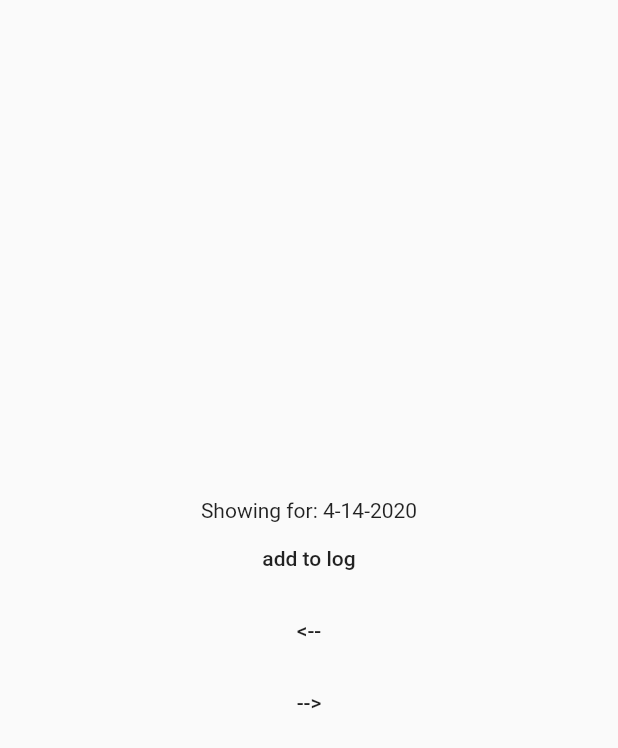
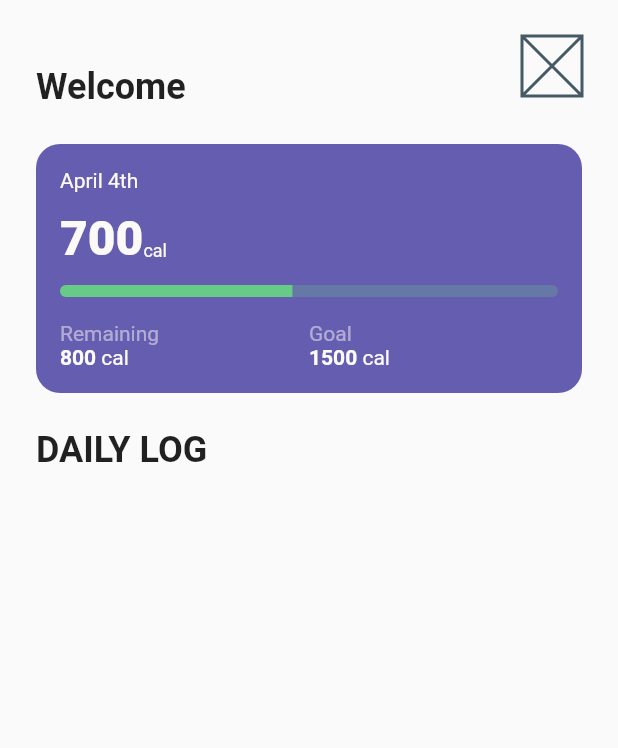
Before and after one commit to elvenstudios/Colorie-2.0, a Flutter app: the screen it shows after launch, on a phone screen of 412 x 824 dp. Shown: the top 748 px of the screen. Run offline on Flutter 3.47's test engine with Material 2 defaults, Android fonts, the phone set to English and light mode, and no system bars; our stand-ins replace hive, hive_flutter; accounts and stored records are empty; generated files the repository leaves out were written again.

Commit message:
more changes.

```diff
--- /dev/null
+++ b/lib/screens/day_details_screen.dart
@@ -0,0 +1,56 @@
+import 'package:colorie/theme/brand_colors.dart';
+import 'package:colorie/widgets/calorie_card.dart';
+import 'package:flutter/material.dart';
+import 'package:flutter/widgets.dart';
+
+class DayDetailsScreen extends StatelessWidget {
+  @override
+  Widget build(BuildContext context) {
+    return Scaffold(
+      body: SafeArea(
+        child: Column(
+          crossAxisAlignment: CrossAxisAlignment.stretch,
+          children: <Widget>[
+            Container(
+              padding: const EdgeInsets.symmetric(horizontal: 8, vertical: 8),
+              color: Theme.of(context).primaryColor,
+              child: Row(
+                mainAxisAlignment: MainAxisAlignment.start,
+                children: <Widget>[
+                  GestureDetector(
+                    child: Icon(
+                      Icons.arrow_back,
+                      color: white,
+                    ),
+                    onTap: () => Navigator.of(context).pop(),
+                  ),
+                ],
+              ),
+            ),
+            Container(
+              child: const Hero(
+                tag: 'calorie_card',
+                child: Material(
+                  type: MaterialType.transparency,
+                  child: CalorieCard(
+                    calorieGoal: 1500,
+                    caloriesConsumed: 700,
+                    date: 'April 4th',
+                    borderRadius: BorderRadius.only(bottomLeft: Radius.circular(16), bottomRight: Radius.circular(16)),
+                  ),
+                ),
+              ),
+            ),
+            const Padding(
+              padding: EdgeInsets.all(16.0),
+              child: Text(
+                'Breakfast',
+                style: TextStyle(fontWeight: FontWeight.bold),
+              ),
+            )
+          ],
+        ),
+      ),
+    );
+  }
+}
--- a/lib/screens/home_screen.dart
+++ b/lib/screens/home_screen.dart
@@ -1,6 +1,7 @@
 import 'package:colorie/models/log.dart';
-import 'package:colorie/models/log_entry.dart';
 import 'package:colorie/providers/log_provider.dart';
+import 'package:colorie/screens/day_details_screen.dart';
+import 'package:colorie/widgets/calorie_card.dart';
 import 'package:flutter/material.dart';
 import 'package:flutter/widgets.dart';
 import 'package:provider/provider.dart';
@@ -18,35 +19,66 @@ class _HomeScreenState extends State<HomeScreen> {
   @override
   Widget build(BuildContext context) {
     return Scaffold(
-      body: Consumer<LogProvider>(
-        builder: (BuildContext context, LogProvider logProvider, _) {
-          return Center(
-            child: Column(
-              mainAxisAlignment: MainAxisAlignment.center,
+      body: SafeArea(
+        child: Consumer<LogProvider>(
+          builder: (BuildContext context, LogProvider logProvider, _) {
+            return Column(
+              crossAxisAlignment: CrossAxisAlignment.stretch,
               children: <Widget>[
-                Text('Showing for: ${logProvider.dateTimeString()}'),
-                FlatButton(
-                  onPressed: () async {
-                    // this is an example, adding an entry to the log, then updating the stored log.
-                    logProvider.selectedLog.entries.add(LogEntry(name: 'test 2'));
-                    // must call updateLog to see the updates on the UI.
-                    logProvider.updateLog();
-                  },
-                  child: const Text('add to log'),
+                Padding(
+                  padding: const EdgeInsets.all(24.0),
+                  child: Row(
+                    mainAxisAlignment: MainAxisAlignment.spaceBetween,
+                    crossAxisAlignment: CrossAxisAlignment.end,
+                    children: const <Widget>[
+                      Text(
+                        'Welcome',
+                        style: TextStyle(fontWeight: FontWeight.bold, fontSize: 24),
+                      ),
+                      Padding(
+                        padding: EdgeInsets.only(bottom: 8.0),
+                        child: Placeholder(
+                          fallbackHeight: 40,
+                          fallbackWidth: 40,
+                        ),
+                      ),
+                    ],
+                  ),
                 ),
-                FlatButton(
-                  onPressed: () => logProvider.dayOffset--,
-                  child: const Text('<--'),
+                Container(
+                  margin: const EdgeInsets.fromLTRB(24, 0, 24, 0),
+                  child: Hero(
+                    tag: 'calorie_card',
+                    child: Material(
+                      type: MaterialType.transparency,
+                      child: InkWell(
+                        onTap: () => Navigator.of(context).push<dynamic>(
+                          MaterialPageRoute<dynamic>(builder: (BuildContext context) => DayDetailsScreen()),
+                        ),
+                        child: const CalorieCard(
+                          calorieGoal: 1500,
+                          caloriesConsumed: 700,
+                          date: 'April 4th',
+                          borderRadius: BorderRadius.all(Radius.circular(16)),
+                        ),
+                      ),
+                    ),
+                  ),
                 ),
-                FlatButton(
-                  onPressed: () => logProvider.dayOffset++,
-                  child: const Text('-->'),
-                ),
-                ...logProvider.selectedLog.entries.map((LogEntry entry) => Text(entry.name)).toList(),
+                const Padding(
+                  padding: EdgeInsets.symmetric(horizontal: 24.0, vertical: 24),
+                  child: Text(
+                    'DAILY LOG',
+                    style: TextStyle(
+                      fontWeight: FontWeight.bold,
+                      fontSize: 24,
+                    ),
+                  ),
+                )
               ],
-            ),
-          );
-        },
+            );
+          },
+        ),
       ),
     );
   }
--- /dev/null
+++ b/lib/widgets/calorie_card.dart
@@ -0,0 +1,131 @@
+import 'package:colorie/theme/brand_colors.dart';
+import 'package:flutter/material.dart';
+import 'package:flutter/widgets.dart';
+
+class CalorieCard extends StatelessWidget {
+  const CalorieCard({
+    @required this.borderRadius,
+    @required this.date,
+    @required this.calorieGoal,
+    @required this.caloriesConsumed,
+  });
+
+  final BorderRadius borderRadius;
+  final String date;
+  final int calorieGoal;
+  final int caloriesConsumed;
+
+  @override
+  Widget build(BuildContext context) {
+    return ClipRRect(
+      borderRadius: borderRadius,
+      child: Container(
+        padding: const EdgeInsets.all(16),
+        color: Theme.of(context).primaryColor,
+        child: Column(
+          crossAxisAlignment: CrossAxisAlignment.stretch,
+          children: <Widget>[
+            Text(
+              date,
+              style: const TextStyle(
+                color: white,
+              ),
+            ),
+            Padding(
+              padding: const EdgeInsets.symmetric(vertical: 12),
+              child: Row(
+                crossAxisAlignment: CrossAxisAlignment.end,
+                children: <Widget>[
+                  Text(
+                    '$caloriesConsumed',
+                    style: TextStyle(
+                      fontWeight: FontWeight.w900,
+                      fontSize: 32,
+                      color: white,
+                    ),
+                  ),
+                  const Text(
+                    'cal',
+                    strutStyle: StrutStyle(
+                      fontSize: 32,
+                    ),
+                    style: TextStyle(
+                      fontSize: 12,
+                      color: white,
+                    ),
+                  ),
+                ],
+              ),
+            ),
+            ClipRRect(
+              borderRadius: const BorderRadius.all(Radius.circular(40)),
+              child: SizedBox(
+                height: 8,
+                child: LinearProgressIndicator(
+                  value: caloriesConsumed / calorieGoal,
+                  backgroundColor: green.withOpacity(.25),
+                  valueColor: AlwaysStoppedAnimation<Color>(green),
+                ),
+              ),
+            ),
+            const Padding(
+              padding: EdgeInsets.only(top: 16),
+            ),
+            Row(
+              children: <Widget>[
+                Flexible(
+                  flex: 1,
+                  child: Column(
+                    crossAxisAlignment: CrossAxisAlignment.stretch,
+                    children: <Widget>[
+                      Text(
+                        'Remaining',
+                        style: TextStyle(color: white.withOpacity(.50)),
+                      ),
+                      Row(
+                        children: <Widget>[
+                          Text(
+                            '${calorieGoal - caloriesConsumed}',
+                            style: const TextStyle(color: white, fontWeight: FontWeight.bold),
+                          ),
+                          const Text(
+                            ' cal',
+                            style: TextStyle(color: white),
+                          ),
+                        ],
+                      ),
+                    ],
+                  ),
+                ),
+                Flexible(
+                  flex: 1,
+                  child: Column(
+                    crossAxisAlignment: CrossAxisAlignment.stretch,
+                    children: <Widget>[
+                      Text(
+                        'Goal',
+                        style: TextStyle(color: white.withOpacity(.5)),
+                      ),
+                      Row(
+                        children: <Widget>[
+                          Text(
+                            '$calorieGoal',
+                            style: const TextStyle(color: white, fontWeight: FontWeight.bold),
+                          ),
+                          const Text(
+                            ' cal',
+                            style: TextStyle(color: white),
+                          ),
+                        ],
+                      ),
+                    ],
+                  ),
+                ),
+              ],
+            )
+          ],
+        ),
+      ),
+    );
+  }
+}
```
